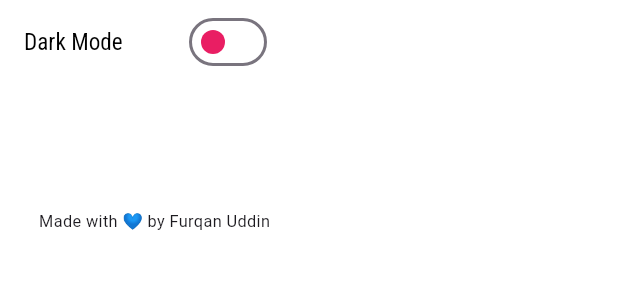
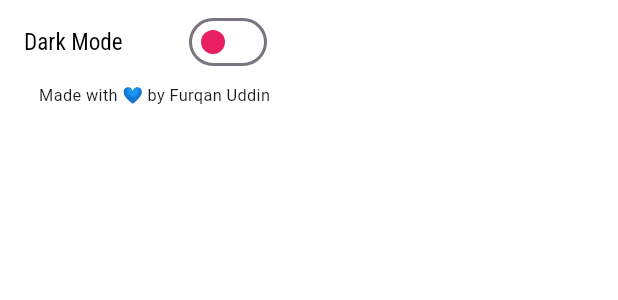
Before and after one commit to frkudn/newshub_app, a Flutter app: the CustomNavDrawer widget shown alone on an empty page, opened directly, on a phone screen of 412 x 824 dp. Shown: the top 300 px of the screen. Run offline on Flutter 3.47's test engine with Material 3 defaults, Android fonts, the phone set to English and light mode, and no system bars; our stand-ins replace cached_network_image, dio, dots_indicator, flutter_riverpod, flutter_spinkit, google_fonts and 2 more; accounts and stored records are empty; network calls fail.

Commit message:
code updated

```diff
--- a/lib/features/home/widgets/custom_navigation_drawer.dart
+++ b/lib/features/home/widgets/custom_navigation_drawer.dart
@@ -25,7 +25,7 @@ class CustomNavDrawer extends ConsumerWidget {
 
     final darkMode = ref.watch(darkModeStateProvider);
     return SizedBox(
-      height: 20.h,
+      height: 10.h,
       child: Drawer(
         backgroundColor: darkMode?Colors.black:Colors.white,
         width: 50.w,
@@ -56,7 +56,7 @@ class CustomNavDrawer extends ConsumerWidget {
 
 
 
-            const Spacer(),
+
             Center(child: Text("Made with 💙 by Furqan Uddin", style: TextStyle(fontSize: 13.5.sp),)),
             SizedBox(height: 1.h,)
           ],
```
